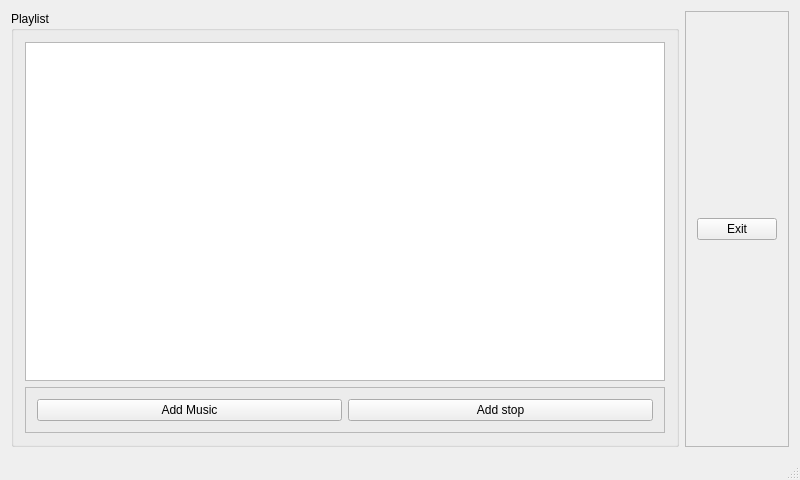
Qt form mainwindow.ui (picaster/PiCasterQt) before a commit.
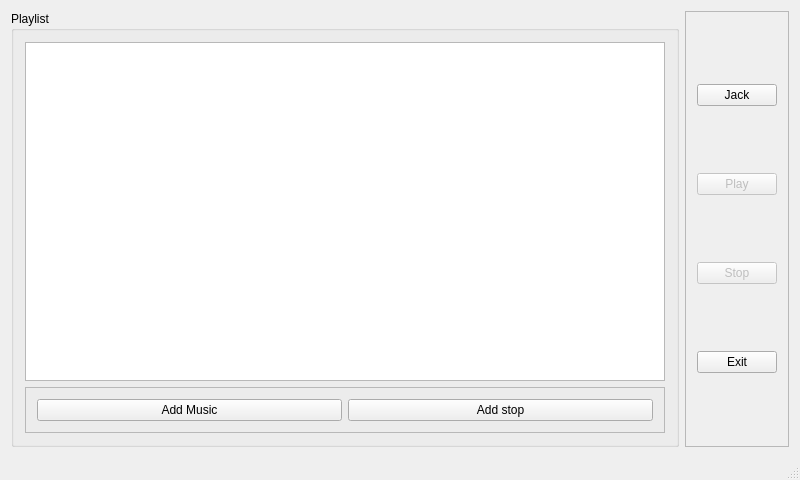
The same form after that commit.

Commit message: Using MSVC2016 on Windows

Diff of the .ui file:
```diff
--- a/mainwindow.ui
+++ b/mainwindow.ui
@@ -78,6 +78,39 @@
        <enum>QFrame::Raised</enum>
       </property>
       <layout class="QVBoxLayout" name="verticalLayout">
+       <item>
+        <widget class="QPushButton" name="jackButton">
+         <property name="text">
+          <string>Jack</string>
+         </property>
+         <property name="checkable">
+          <bool>true</bool>
+         </property>
+         <property name="checked">
+          <bool>false</bool>
+         </property>
+        </widget>
+       </item>
+       <item>
+        <widget class="QPushButton" name="playButton">
+         <property name="enabled">
+          <bool>false</bool>
+         </property>
+         <property name="text">
+          <string>Play</string>
+         </property>
+        </widget>
+       </item>
+       <item>
+        <widget class="QPushButton" name="stopButton">
+         <property name="enabled">
+          <bool>false</bool>
+         </property>
+         <property name="text">
+          <string>Stop</string>
+         </property>
+        </widget>
+       </item>
        <item>
         <widget class="QPushButton" name="exitButton">
          <property name="text">
```
The commit also changes 3 other files.
